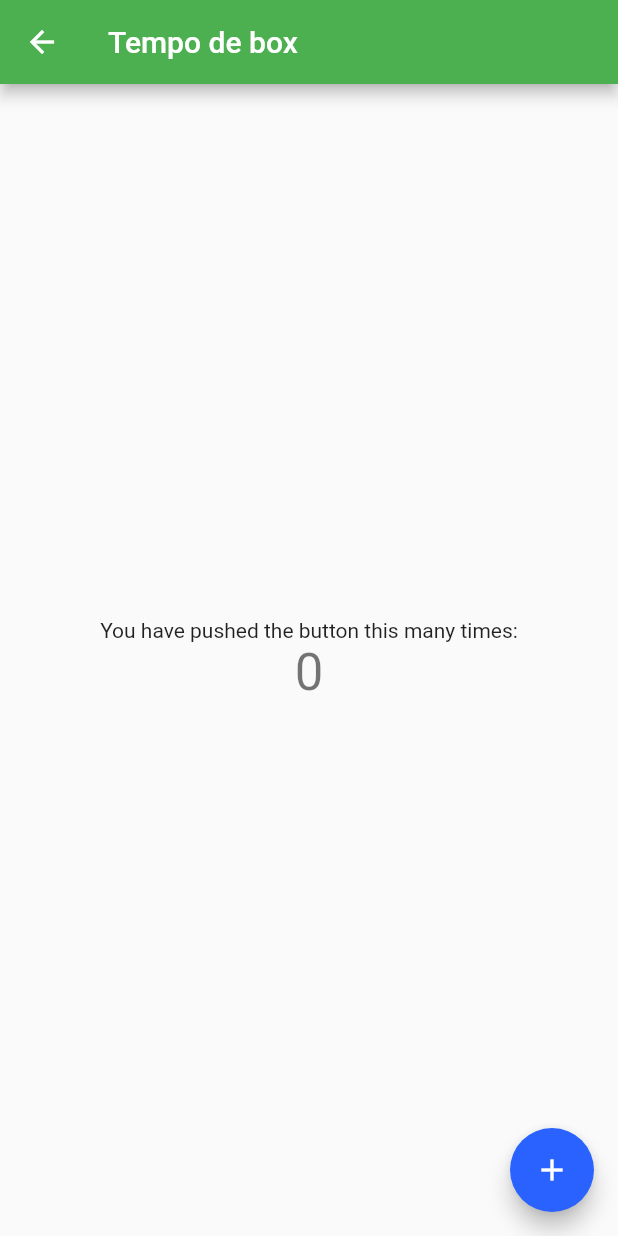
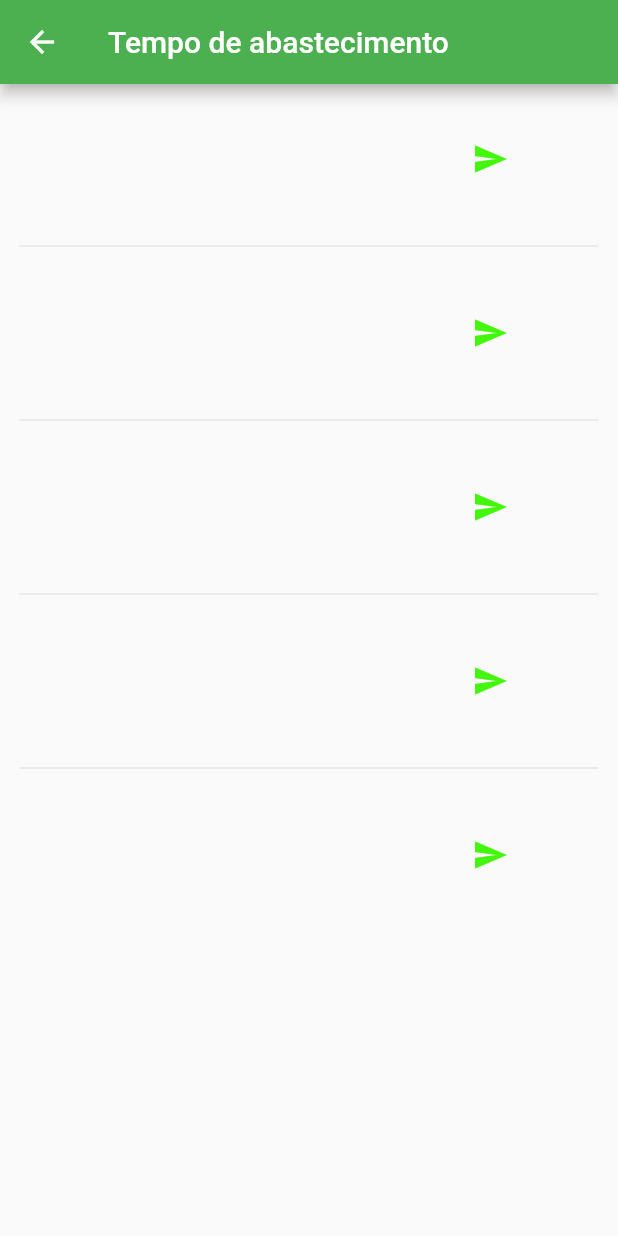
Before and after one commit to esterrds/MangueLaps, a Flutter app: the ListBreakTime screen opened by its route, on a phone screen of 412 x 824 dp. Run offline on Flutter 3.47's test engine with Material 2 defaults, Android fonts, the phone set to English and light mode, and no system bars; our stand-ins replace animated_splash_screen, bloc, flutter_bloc, shared_preferences; missing offline and left inert: mqtt_client; accounts and stored records are empty; network calls fail.

Commit message:
lista principal

```diff
--- a/lib/presentation/infoCar/list_break.dart
+++ b/lib/presentation/infoCar/list_break.dart
@@ -1,10 +1,6 @@
-import 'dart:convert';
-
 import 'package:flutter/material.dart';
 import 'package:mangue_laps/config/navigator/routes.dart';
-import 'package:shared_preferences/shared_preferences.dart';
 
-import '../../repo/localSave/save_bt.dart';
 import '../colors.dart';
 
 class ListBreakTime extends StatelessWidget {
@@ -14,7 +10,7 @@ class ListBreakTime extends StatelessWidget {
   Widget build(BuildContext context) {
     return Scaffold(
       appBar: AppBar(
-        title: const Text('Tempo de box'),
+        title: const Text('Tempo de abastecimento'),
       ),
       body: const LisTileExample(),
     );
@@ -29,48 +25,46 @@ class LisTileExample extends StatefulWidget {
 }
 
 class _LisTileExampleState extends State<LisTileExample> {
-  int _counter = 0;
-  late SharedPreferences _prefs;
-
-  @override
-  void initState() {
-    super.initState();
-    _loadCounter();
-  }
-
-  _loadCounter() async {
-    _prefs = await SharedPreferences.getInstance();
-    setState(() {
-      _counter = _prefs.getInt('counter') ?? 0;
-    });
-  }
-
   @override
   Widget build(BuildContext context) {
-    return Scaffold(
-      body: Center(
-        child: Column(
-          mainAxisAlignment: MainAxisAlignment.center,
-          children: <Widget>[
-            const Text(
-              'You have pushed the button this many times:',
-            ),
-            Text(
-              '$_counter',
-              style: Theme.of(context).textTheme.headline4,
-            ),
-          ],
-        ),
-      ),
-      floatingActionButton: FloatingActionButton(
-        onPressed: () {
-          setState(() {
-            _counter++;
+    return Padding(
+      //organização dos itens na lista
+      padding: const EdgeInsets.symmetric(horizontal: 13.0),
+      child: ListView.separated(
+        itemBuilder: (BuildContext context, int index) {
+          return Builder(builder: (context) {
+            return Container(
+              alignment: Alignment.center,
+              width: 100,
+              height: 100,
+              child: Row(
+                //organização da lista
+                mainAxisAlignment: MainAxisAlignment.spaceAround,
+                children: [
+                  const Text('',
+                      style:
+                          TextStyle(fontSize: 18, fontWeight: FontWeight.bold)),
+
+                  const Text(
+                    '',
+                    style: TextStyle(fontSize: 18, fontWeight: FontWeight.bold),
+                  ),
+                  //botão de enviar dados individuais
+                  GestureDetector(
+                    child: const Icon(
+                      Icons.send,
+                      color: textColor,
+                    ),
+                    onTap: () {},
+                  )
+                ],
+              ),
+            );
           });
-          _prefs.setInt('counter', _counter);
         },
-        tooltip: 'Increment',
-        child: const Icon(Icons.add),
+        //adicionar equipe registrada na lista
+        itemCount: 5,
+        separatorBuilder: (BuildContext context, int index) => const Divider(),
       ),
     );
   }
```
Also changed, not shown: lib/presentation/add_car.dart (+1 -10 lines), lib/presentation/main_list.dart (+30 -10 lines), lib/presentation/slidable_config.dart (deleted, +0 -60 lines), lib/repo/models/tantofaz.dart (deleted, +0 -35 lines), pubspec.lock.
